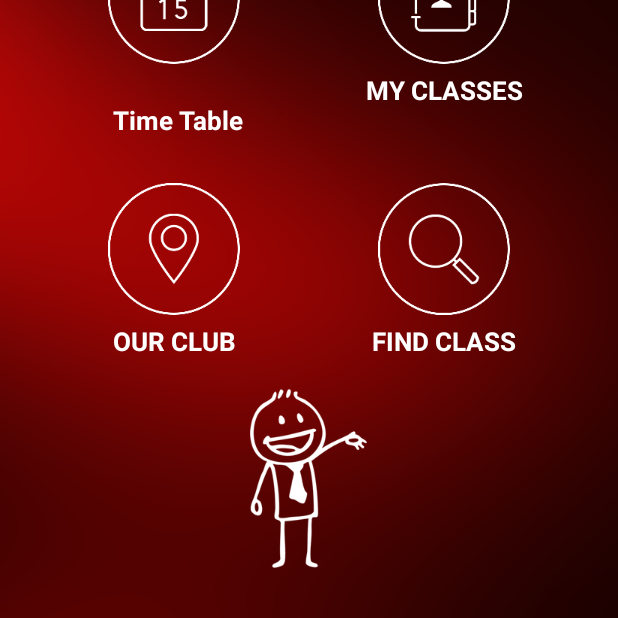
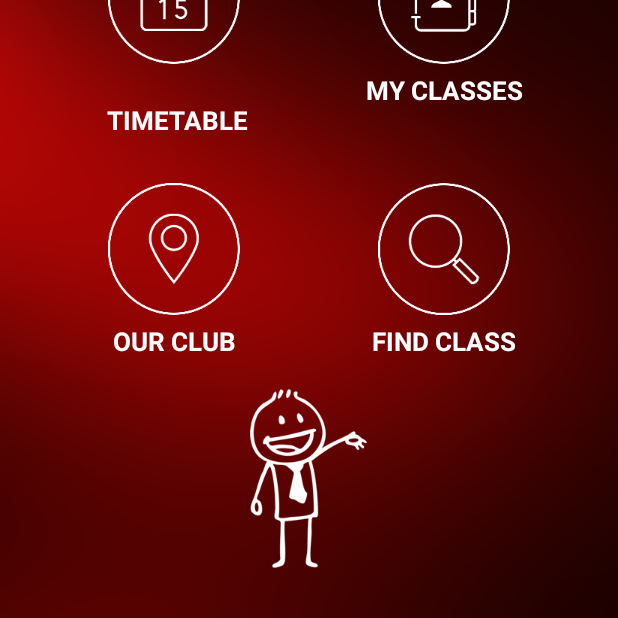
Before and after one commit to milanmanvar/Demo_RecreationApp, an Android app: the HomeScreen screen opened directly, with no data from a screen before it, on a phone screen of 412 x 824 dp, the part 421-1039 px from its top. Run offline under Robolectric (Android 15) with nearby library versions, the phone set to English and light mode, and no system bars; network calls fail.

Commit message:
bug solve

```diff
--- a/app/src/main/java/com/milan/recreationapp/view/HomeScreen.java
+++ b/app/src/main/java/com/milan/recreationapp/view/HomeScreen.java
@@ -22,7 +22,7 @@ public class HomeScreen extends Activity {
         super.onCreate(savedInstanceState);
         setContentView(R.layout.activity_homescreen);
         txtClubName = (TextView) findViewById(R.id.home_clubName);
-        txtClubName.setText(((ReCreationApplication) getApplication()).sharedPreferences.getString("club", "") + "\n Time Table");
+        txtClubName.setText(((ReCreationApplication) getApplication()).sharedPreferences.getString("club", "") + "\n TIMETABLE");
     }
 
     public void onHomeMenuClick(View v) {
```
